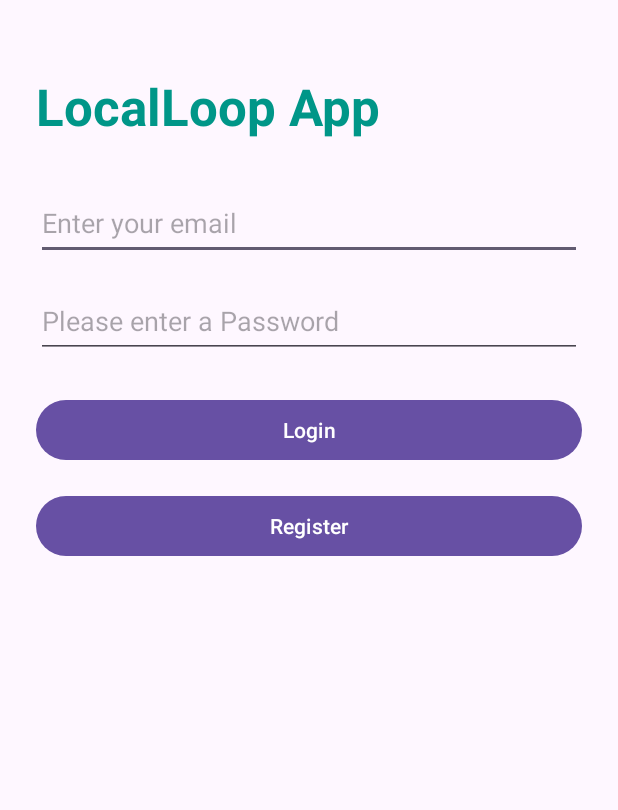
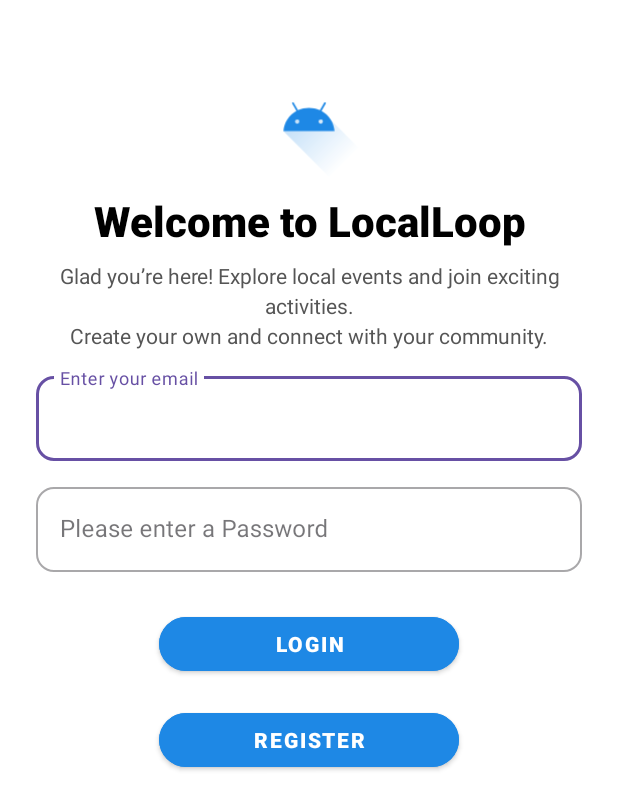
Before and after one commit to PaulinPrize/LocalLoop-App, an Android app: the screen it shows after launch (LoginActivity), on a phone screen of 412 x 824 dp. Shown: the top 810 px of the screen. Run offline under Robolectric (Android 15) with nearby library versions, the phone set to English and light mode, and no system bars; our stand-ins replace Firebase (no records; nobody signed in at launch, a user with empty details on screens opened directly).

Commit message:
Refined login screen design: font, layout, button style

```diff
--- a/app/src/main/res/layout/activity_login.xml
+++ b/app/src/main/res/layout/activity_login.xml
@@ -1,63 +1,136 @@
 <?xml version="1.0" encoding="utf-8"?>
-<androidx.constraintlayout.widget.ConstraintLayout xmlns:android="http://schemas.android.com/apk/res/android"
+<androidx.constraintlayout.widget.ConstraintLayout
+    xmlns:android="http://schemas.android.com/apk/res/android"
     xmlns:app="http://schemas.android.com/apk/res-auto"
     xmlns:tools="http://schemas.android.com/tools"
     android:layout_width="match_parent"
     android:layout_height="match_parent"
-    android:padding="24dp">
+    android:background="@android:color/white"
+    android:padding="24dp"
+    tools:context=".LoginActivity">
 
+    <!--  Logo/Icon -->
+    <ImageView
+        android:id="@+id/logoIcon"
+        android:layout_width="80dp"
+        android:layout_height="80dp"
+        android:src="@drawable/ic_launcher_foreground"
+        android:layout_marginTop="16dp"
+        app:layout_constraintTop_toTopOf="parent"
+        app:layout_constraintStart_toStartOf="parent"
+        app:layout_constraintEnd_toEndOf="parent"
+        app:tint="#1E88E5" />
+
+    <!-- Welcome Text -->
     <TextView
-        android:id="@+id/textView3"
-        android:layout_width="wrap_content"
-        android:layout_height="wrap_content"
-        android:layout_marginTop="24dp"
-        android:text="@string/login_menuTextView"
-        android:textColor="#009688"
-        android:textSize="34sp"
-        android:textStyle="bold"
-        app:layout_constraintStart_toStartOf="parent"
-        app:layout_constraintTop_toTopOf="parent" />
-
-    <EditText
-        android:id="@+id/emailInput"
-        android:layout_width="0dp"
-        android:layout_height="49dp"
-        android:layout_marginTop="100dp"
-        android:hint="@string/email_input"
-        android:inputType="textEmailAddress"
-        app:layout_constraintLeft_toLeftOf="parent"
-        app:layout_constraintRight_toRightOf="parent"
-        app:layout_constraintTop_toTopOf="parent" />
-
-    <EditText
-        android:id="@+id/passwordInput"
-        android:layout_width="0dp"
-        android:layout_height="49dp"
-        android:layout_marginTop="16dp"
-        android:hint="@string/password_text_hint"
-        android:inputType="textPassword"
-        app:layout_constraintLeft_toLeftOf="parent"
-        app:layout_constraintRight_toRightOf="parent"
-        app:layout_constraintTop_toBottomOf="@id/emailInput" />
-
-    <Button
-        android:id="@+id/loginButton"
+        android:id="@+id/welcomeText"
         android:layout_width="0dp"
         android:layout_height="wrap_content"
-        android:layout_marginTop="24dp"
-        android:text="@string/login_button"
-        app:layout_constraintLeft_toLeftOf="parent"
-        app:layout_constraintRight_toRightOf="parent"
-        app:layout_constraintTop_toBottomOf="@id/passwordInput" />
+        android:text="Welcome to LocalLoop"
+        android:textColor="#000000"
+        android:textSize="28sp"
+        android:textStyle="bold"
+        android:fontFamily="sans-serif-medium"
+        android:gravity="center"
+        android:layout_marginTop="8dp"
+        app:layout_constraintTop_toBottomOf="@id/logoIcon"
+        app:layout_constraintStart_toStartOf="parent"
+        app:layout_constraintEnd_toEndOf="parent" />
 
-    <Button
-        android:id="@+id/registerNavButton"
+    <!-- Intro Text -->
+    <TextView
+        android:id="@+id/introText"
         android:layout_width="0dp"
         android:layout_height="wrap_content"
+        android:text="Glad you’re here! Explore local events and join exciting activities.\nCreate your own and connect with your community."
+        android:textColor="#555555"
+        android:textSize="14sp"
+        android:gravity="center"
+        android:lineSpacingExtra="4dp"
+        android:layout_marginTop="8dp"
+        android:layout_marginBottom="16dp"
+        app:layout_constraintTop_toBottomOf="@id/welcomeText"
+        app:layout_constraintStart_toStartOf="parent"
+        app:layout_constraintEnd_toEndOf="parent" />
+
+    <!-- Email Input -->
+    <com.google.android.material.textfield.TextInputLayout
+        android:id="@+id/emailLayout"
+        style="@style/Widget.MaterialComponents.TextInputLayout.OutlinedBox"
+        app:boxCornerRadiusTopStart="12dp"
+        app:boxCornerRadiusTopEnd="12dp"
+        app:boxCornerRadiusBottomStart="12dp"
+        app:boxCornerRadiusBottomEnd="12dp"
+        android:layout_width="0dp"
+        android:layout_height="wrap_content"
+        android:layout_marginTop="12dp"
+        app:layout_constraintTop_toBottomOf="@id/introText"
+        app:layout_constraintStart_toStartOf="parent"
+        app:layout_constraintEnd_toEndOf="parent">
+
+        <com.google.android.material.textfield.TextInputEditText
+            android:id="@+id/emailInput"
+            android:layout_width="match_parent"
+            android:layout_height="wrap_content"
+            android:hint="Enter your email"
+            android:inputType="textEmailAddress" />
+    </com.google.android.material.textfield.TextInputLayout>
+
+    <!-- Password Input -->
+    <com.google.android.material.textfield.TextInputLayout
+        android:id="@+id/passwordLayout"
+        style="@style/Widget.MaterialComponents.TextInputLayout.OutlinedBox"
+        app:boxCornerRadiusTopStart="12dp"
+        app:boxCornerRadiusTopEnd="12dp"
+        app:boxCornerRadiusBottomStart="12dp"
+        app:boxCornerRadiusBottomEnd="12dp"
+        android:layout_width="0dp"
+        android:layout_height="wrap_content"
+        android:layout_marginTop="12dp"
+        app:layout_constraintTop_toBottomOf="@id/emailLayout"
+        app:layout_constraintStart_toStartOf="parent"
+        app:layout_constraintEnd_toEndOf="parent">
+
+        <com.google.android.material.textfield.TextInputEditText
+            android:id="@+id/passwordInput"
+            android:layout_width="match_parent"
+            android:layout_height="wrap_content"
+            android:hint="Please enter a Password"
+            android:inputType="textPassword" />
+    </com.google.android.material.textfield.TextInputLayout>
+
+    <!-- Login Button  -->
+    <com.google.android.material.button.MaterialButton
+        android:id="@+id/loginButton"
+        style="@style/Widget.MaterialComponents.Button"
+        android:layout_width="200dp"
+        android:layout_height="wrap_content"
+        android:text="Login"
+        android:textStyle="bold"
+        android:textColor="@android:color/white"
+        app:cornerRadius="24dp"
+        android:elevation="2dp"
+        android:backgroundTint="#1E88E5"
+        android:layout_marginTop="24dp"
+        app:layout_constraintTop_toBottomOf="@id/passwordLayout"
+        app:layout_constraintStart_toStartOf="parent"
+        app:layout_constraintEnd_toEndOf="parent" />
+
+    <!-- Register Button -->
+    <com.google.android.material.button.MaterialButton
+        android:id="@+id/registerNavButton"
+        style="@style/Widget.MaterialComponents.Button"
+        android:layout_width="200dp"
+        android:layout_height="wrap_content"
+        android:text="Register"
+        android:textStyle="bold"
+        android:textColor="@android:color/white"
+        app:cornerRadius="24dp"
+        android:elevation="2dp"
+        android:backgroundTint="#1E88E5"
         android:layout_marginTop="16dp"
-        android:text="@string/register_button"
-        app:layout_constraintLeft_toLeftOf="parent"
-        app:layout_constraintRight_toRightOf="parent"
-        app:layout_constraintTop_toBottomOf="@id/loginButton" />
+        app:layout_constraintTop_toBottomOf="@id/loginButton"
+        app:layout_constraintStart_toStartOf="parent"
+        app:layout_constraintEnd_toEndOf="parent" />
 
 </androidx.constraintlayout.widget.ConstraintLayout>
```
